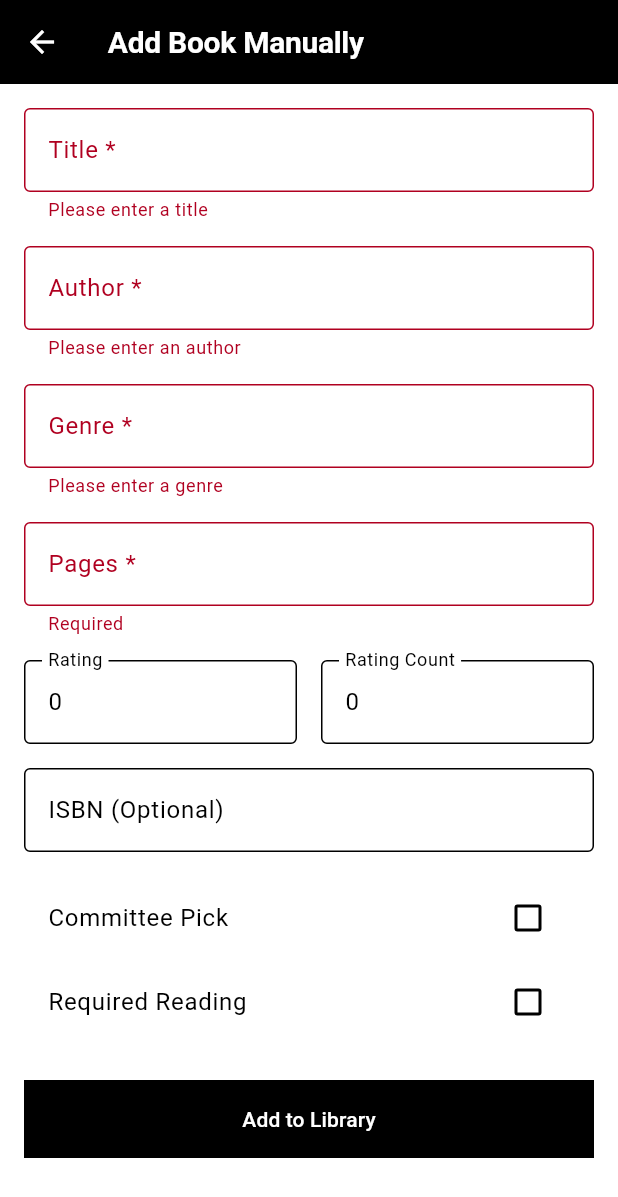
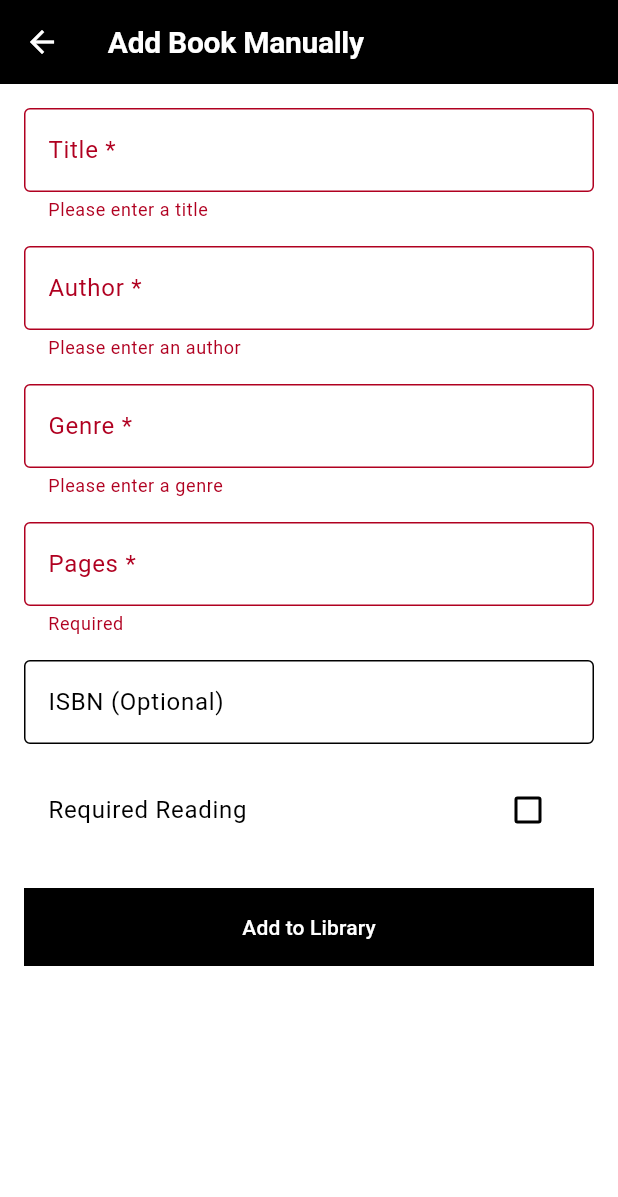
Before and after one commit to hdesilva26/hopkins_library_app, a Flutter app: the AddBookManualPage screen opened directly, after a tap on "Add to Library", on a phone screen of 412 x 824 dp. Shown: the top 1197 px of the screen. Run offline on Flutter 3.47's test engine with Material 3 defaults, Android fonts, the phone set to English and light mode, and no system bars; our stand-ins replace cached_network_image, cloud_firestore, firebase_auth, firebase_core, google_sign_in, shimmer; accounts and stored records are empty; network calls fail.

Commit message:
removal of rating, ratingCount, and isCommitteePick

```diff
--- a/lib/models/app_state.dart
+++ b/lib/models/app_state.dart
@@ -2,8 +2,6 @@ import 'package:flutter/foundation.dart';
 import 'book.dart';
 import '../services/book_service.dart';
 
-/// Sample books for demonstration when Firestore is empty
-/// These books have ISBNs for working cover art from Open Library
 final List<Book> _sampleBooks = [
   Book(
     id: 1,
@@ -11,9 +9,6 @@ final List<Book> _sampleBooks = [
     author: 'J.R.R. Tolkien',
     genre: 'Fantasy',
     pages: 310,
-    rating: 4.8,
-    ratingCount: 2500000,
-    isCommitteePick: true,
     isRequired: false,
     isbn: '9780547928227',
   ),
@@ -23,9 +18,6 @@ final List<Book> _sampleBooks = [
     author: 'Harper Lee',
     genre: 'Fiction',
     pages: 281,
-    rating: 4.7,
-    ratingCount: 5000000,
-    isCommitteePick: true,
     isRequired: true,
     isbn: '9780061120084',
   ),
@@ -35,9 +27,6 @@ final List<Book> _sampleBooks = [
     author: 'George Orwell',
     genre: 'Dystopian',
     pages: 328,
-    rating: 4.6,
-    ratingCount: 3000000,
-    isCommitteePick: false,
     isRequired: true,
     isbn: '9780451524935',
   ),
@@ -47,9 +36,6 @@ final List<Book> _sampleBooks = [
     author: 'Jane Austen',
     genre: 'Romance',
     pages: 279,
-    rating: 4.5,
-    ratingCount: 2000000,
-    isCommitteePick: false,
     isRequired: false,
     isbn: '9780141439518',
   ),
@@ -59,9 +45,6 @@ final List<Book> _sampleBooks = [
     author: 'F. Scott Fitzgerald',
     genre: 'Classic',
     pages: 180,
-    rating: 4.4,
-    ratingCount: 3500000,
-    isCommitteePick: true,
     isRequired: true,
     isbn: '9780743273565',
   ),
@@ -71,9 +54,6 @@ final List<Book> _sampleBooks = [
     author: 'J.K. Rowling',
     genre: 'Fantasy',
     pages: 309,
-    rating: 4.9,
-    ratingCount: 6000000,
-    isCommitteePick: true,
     isRequired: false,
     isbn: '9780590353427',
   ),
@@ -83,9 +63,6 @@ final List<Book> _sampleBooks = [
     author: 'J.D. Salinger',
     genre: 'Fiction',
     pages: 234,
-    rating: 4.1,
-    ratingCount: 1500000,
-    isCommitteePick: false,
     isRequired: false,
     isbn: '9780316769488',
   ),
@@ -95,9 +72,6 @@ final List<Book> _sampleBooks = [
     author: 'William Golding',
     genre: 'Classic',
     pages: 224,
-    rating: 4.0,
-    ratingCount: 1800000,
-    isCommitteePick: false,
     isRequired: true,
     isbn: '9780399501487',
   ),
@@ -107,9 +81,6 @@ final List<Book> _sampleBooks = [
     author: 'Aldous Huxley',
     genre: 'Dystopian',
     pages: 268,
-    rating: 4.3,
-    ratingCount: 1200000,
-    isCommitteePick: false,
     isRequired: false,
     isbn: '9780060850524',
   ),
@@ -119,24 +90,15 @@ final List<Book> _sampleBooks = [
     author: 'Suzanne Collins',
     genre: 'Sci-Fi',
     pages: 374,
-    rating: 4.7,
-    ratingCount: 4000000,
-    isCommitteePick: true,
     isRequired: false,
     isbn: '9780439023481',
   ),
 ];
 
-/// Central state management for the app
-/// Manages book collection and user's reading shelves (Want to Read, Reading, Finished)
 class AppState extends ChangeNotifier {
-  // All available books in the library
   final List<Book> _allBooks = [];
-  // Maps book keys to their shelf status (Want to Read, Reading, or Finished)
   final Map<String, ShelfStatus> _userShelves = {};
-  // Firebase service for book operations
   final BookService _bookService = BookService();
-  // Loading state
   bool _isLoading = false;
   String? _error;
 
@@ -147,13 +109,10 @@ class AppState extends ChangeNotifier {
   bool get isLoading => _isLoading;
   String? get error => _error;
 
-  // Public getter that returns an unmodifiable copy of all books
   List<Book> get allBooks => List.unmodifiable(_allBooks);
 
-  // Get the current shelf status for a specific book
   ShelfStatus? statusFor(Book book) => _userShelves[book.key];
 
-  // Update a book's shelf status and notify listeners to rebuild UI
   void setStatus(Book book, ShelfStatus? status) {
     if (status == null) {
       _userShelves.remove(book.key);
@@ -163,18 +122,15 @@ class AppState extends ChangeNotifier {
     notifyListeners();
   }
 
-  // Getter methods for each shelf category
   List<Book> get wantToReadBooks => _booksWithStatus(ShelfStatus.wantToRead);
   List<Book> get readingBooks => _booksWithStatus(ShelfStatus.reading);
   List<Book> get finishedBooks => _booksWithStatus(ShelfStatus.finished);
 
-  // Helper method to filter books by shelf status, sorted alphabetically
   List<Book> _booksWithStatus(ShelfStatus status) {
     return _allBooks.where((b) => _userShelves[b.key] == status).toList()
       ..sort((a, b) => a.title.compareTo(b.title));
   }
 
-  // Extract unique genres from all books for filtering
   List<String> get genres {
     final set = <String>{};
     for (final b in _allBooks) {
@@ -184,35 +140,24 @@ class AppState extends ChangeNotifier {
     return list;
   }
 
-  // Calculate trending books using a popularity score formula
-  // Score = rating × (1 + ratingCount/50) to balance rating and popularity
   List<Book> get trendingBooks {
     final copy = [..._allBooks];
-    copy.sort((a, b) {
-      final scoreA = a.rating * (1 + a.ratingCount / 50.0);
-      final scoreB = b.rating * (1 + b.ratingCount / 50.0);
-      return scoreB.compareTo(scoreA);
-    });
+    copy.sort((a, b) => b.title.compareTo(a.title));
     return copy.take(10).toList();
   }
 
-  // Get top 10 books sorted by rating alone
   List<Book> get topRatedBooks {
     final copy = [..._allBooks];
-    copy.sort((a, b) => b.rating.compareTo(a.rating));
+    copy.sort((a, b) => b.title.compareTo(a.title));
     return copy.take(10).toList();
   }
 
-  // Filter books by genre, sorted by rating
   List<Book> booksByGenre(String? genre) {
     if (genre == null || genre.isEmpty) return allBooks;
     return _allBooks.where((b) => b.genre == genre).toList()
-      ..sort((a, b) => b.rating.compareTo(a.rating));
+      ..sort((a, b) => b.title.compareTo(a.title));
   }
 
-  // Personalized recommendations based on user's reading history
-  // If user has finished books, recommend similar books from the same genre
-  // Otherwise, show trending books
   List<Book> recommendations() {
     if (finishedBooks.isEmpty) return trendingBooks;
     finishedBooks.sort((a, b) => b.id.compareTo(a.id));
@@ -222,8 +167,6 @@ class AppState extends ChangeNotifier {
     ).where((b) => b.key != lastFinished.key).take(10).toList();
   }
 
-  /// Load books from Firebase Firestore
-  /// Falls back to sample books if Firestore is empty or fails
   Future<void> _loadBooksFromFirebase() async {
     _isLoading = true;
     _error = null;
@@ -233,7 +176,6 @@ class AppState extends ChangeNotifier {
       final books = await _bookService.getAllBooksOnce();
       _allBooks.clear();
       if (books.isEmpty) {
-        // Use sample books when Firestore is empty
         _allBooks.addAll(_sampleBooks);
       } else {
         _allBooks.addAll(books);
@@ -241,7 +183,6 @@ class AppState extends ChangeNotifier {
       _error = null;
     } catch (e) {
       _error = 'Failed to load books: $e';
-      // Fall back to sample books when Firebase fails
       _allBooks.clear();
       _allBooks.addAll(_sampleBooks);
     } finally {
@@ -250,18 +191,13 @@ class AppState extends ChangeNotifier {
     }
   }
 
-  /// Refresh books from Firebase
-  /// Can be called manually to reload the book list
   Future<void> refreshBooks() async {
     await _loadBooksFromFirebase();
   }
 
-  /// Add a new book to Firebase
-  /// Returns the next available ID based on existing books
   Future<void> addBook(Book book) async {
     try {
       await _bookService.addBook(book);
-      // Refresh the list to include the new book
       await refreshBooks();
     } catch (e) {
       _error = 'Failed to add book: $e';
@@ -270,11 +206,9 @@ class AppState extends ChangeNotifier {
     }
   }
 
-  /// Update an existing book in Firebase
   Future<void> updateBook(Book book) async {
     try {
       await _bookService.updateBook(book);
-      // Refresh the list to reflect changes
       await refreshBooks();
     } catch (e) {
       _error = 'Failed to update book: $e';
@@ -283,11 +217,9 @@ class AppState extends ChangeNotifier {
     }
   }
 
-  /// Delete a book from Firebase
   Future<void> deleteBook(int bookId) async {
     try {
       await _bookService.deleteBook(bookId);
-      // Refresh the list to remove the deleted book
       await refreshBooks();
     } catch (e) {
       _error = 'Failed to delete book: $e';
@@ -296,8 +228,6 @@ class AppState extends ChangeNotifier {
     }
   }
 
-  /// Get the next available book ID
-  /// Finds the highest ID and adds 1
   int getNextBookId() {
     if (_allBooks.isEmpty) return 1;
     final maxId = _allBooks.map((b) => b.id).reduce((a, b) => a > b ? a : b);
--- a/lib/models/book.dart
+++ b/lib/models/book.dart
@@ -1,15 +1,12 @@
 /// Book data model representing a book in the library
-/// Contains metadata like title, author, genre, ratings, and special flags
+/// Contains metadata like title, author, genre, and special flags
 class Book {
   final int id;
   final String title;
   final String author;
   final String genre;
   final int pages;
-  final double rating;
-  final int ratingCount;
-  final bool isCommitteePick;  // Special designation by reading committee
-  final bool isRequired;        // Required reading for students
+  final bool isRequired;
   final String? isbn;
 
   Book({
@@ -18,29 +15,20 @@ class Book {
     required this.author,
     required this.genre,
     required this.pages,
-    required this.rating,
-    required this.ratingCount,
-    this.isCommitteePick = false,
     this.isRequired = false,
     this.isbn,
   });
 
-  // Unique identifier combining ID and title for state management
   String get key => '$id::$title';
 
-  /// Generate cover image URL from Open Library Covers API
-  /// Uses ISBN if available (most reliable), otherwise falls back to title-based lookup
-  /// Size options: S (small), M (medium), L (large)
   String? getCoverUrl({String size = 'L'}) {
     if (isbn != null && isbn!.isNotEmpty) {
       return 'https://covers.openlibrary.org/b/isbn/$isbn-$size.jpg';
     }
-    // Fallback: try title-based lookup (less reliable)
     final encodedTitle = Uri.encodeComponent(title);
     return 'https://covers.openlibrary.org/b/title/$encodedTitle-$size.jpg';
   }
 
-  /// Convert Book to Map for Firestore storage
   Map<String, dynamic> toMap() {
     return {
       'id': id,
@@ -48,15 +36,11 @@ class Book {
       'author': author,
       'genre': genre,
       'pages': pages,
-      'rating': rating,
-      'ratingCount': ratingCount,
-      'isCommitteePick': isCommitteePick,
       'isRequired': isRequired,
       'isbn': isbn,
     };
   }
 
-  /// Create Book from Firestore document data
   factory Book.fromMap(Map<String, dynamic> map) {
     return Book(
       id: map['id'] as int,
@@ -64,16 +48,12 @@ class Book {
       author: map['author'] as String,
       genre: map['genre'] as String,
       pages: map['pages'] as int,
-      rating: (map['rating'] as num).toDouble(),
-      ratingCount: map['ratingCount'] as int,
-      isCommitteePick: map['isCommitteePick'] as bool? ?? false,
       isRequired: map['isRequired'] as bool? ?? false,
       isbn: map['isbn'] as String?,
     );
   }
 }
 
-/// User's reading shelf status for a book
 enum ShelfStatus { wantToRead, reading, finished }
 
 extension ShelfStatusText on ShelfStatus {
--- a/lib/screens/admin/add_book_page.dart
+++ b/lib/screens/admin/add_book_page.dart
@@ -4,11 +4,6 @@ import '../../models/app_state.dart';
 import '../../models/book.dart';
 import '../../services/book_search_service.dart';
 
-/// Admin page for adding new books to the library
-/// Search-first flow:
-/// - Search Open Library
-/// - Tap a result to prefill a manual form
-/// - Or tap "Can't find it?" to add manually
 class AddBookPage extends StatefulWidget {
   const AddBookPage({super.key});
 
@@ -121,7 +116,6 @@ class _AddBookPageState extends State<AddBookPage> {
   }
 }
 
-/// Manual form used when a book is not found (or to confirm/edit search result fields).
 class AddBookManualPage extends StatefulWidget {
   final BookSearchResult? prefill;
   const AddBookManualPage({super.key, this.prefill});
@@ -136,11 +130,8 @@ class _AddBookManualPageState extends State<AddBookManualPage> {
   final _authorController = TextEditingController();
   final _genreController = TextEditingController();
   final _pagesController = TextEditingController();
-  final _ratingController = TextEditingController(text: '0');
-  final _ratingCountController = TextEditingController(text: '0');
   final _isbnController = TextEditingController();
 
-  bool _isCommitteePick = false;
   bool _isRequired = false;
   bool _isLoading = false;
 
@@ -162,8 +153,6 @@ class _AddBookManualPageState extends State<AddBookManualPage> {
     _authorController.dispose();
     _genreController.dispose();
     _pagesController.dispose();
-    _ratingController.dispose();
-    _ratingCountController.dispose();
     _isbnController.dispose();
     super.dispose();
   }
@@ -180,9 +169,6 @@ class _AddBookManualPageState extends State<AddBookManualPage> {
         author: _authorController.text.trim(),
         genre: _genreController.text.trim(),
         pages: int.parse(_pagesController.text),
-        rating: double.parse(_ratingController.text),
-        ratingCount: int.parse(_ratingCountController.text),
-        isCommitteePick: _isCommitteePick,
         isRequired: _isRequired,
         isbn: _isbnController.text.trim().isEmpty
             ? null
@@ -274,49 +260,6 @@ class _AddBookManualPageState extends State<AddBookManualPage> {
               },
             ),
             const SizedBox(height: 16),
-            Row(
-              children: [
-                Expanded(
-                  child: TextFormField(
-                    controller: _ratingController,
-                    decoration: const InputDecoration(
-                      labelText: 'Rating',
-                      border: OutlineInputBorder(),
-                      hintText: '0.0 - 5.0',
-                    ),
-                    keyboardType: const TextInputType.numberWithOptions(
-                      decimal: true,
-                    ),
-                    validator: (value) {
-                      if (value == null || value.isEmpty) return null;
-                      final rating = double.tryParse(value);
-                      if (rating == null || rating < 0 || rating > 5) {
-                        return '0.0 - 5.0';
-                      }
-                      return null;
-                    },
-                  ),
-                ),
-                const SizedBox(width: 16),
-                Expanded(
-                  child: TextFormField(
-                    controller: _ratingCountController,
-                    decoration: const InputDecoration(
-                      labelText: 'Rating Count',
-                      border: OutlineInputBorder(),
-                    ),
-                    keyboardType: TextInputType.number,
-                    validator: (value) {
-                      if (value == null || value.isEmpty) return null;
-                      final count = int.tryParse(value);
-                      if (count == null || count < 0) return 'Invalid number';
-                      return null;
-                    },
-                  ),
-                ),
-              ],
-            ),
-            const SizedBox(height: 16),
             TextFormField(
               controller: _isbnController,
               decoration: const InputDecoration(
@@ -326,12 +269,6 @@ class _AddBookManualPageState extends State<AddBookManualPage> {
               keyboardType: TextInputType.number,
             ),
             const SizedBox(height: 16),
-            CheckboxListTile(
-              title: const Text('Committee Pick'),
-              value: _isCommitteePick,
-              onChanged: (value) =>
-                  setState(() => _isCommitteePick = value ?? false),
-            ),
             CheckboxListTile(
               title: const Text('Required Reading'),
               value: _isRequired,
```
Also changed, not shown: lib/screens/book_detail/book_detail_page.dart (+1 -30 lines), lib/widgets/book_card.dart (+0 -29 lines), lib/widgets/book_list_tile.dart (+17 -36 lines).
